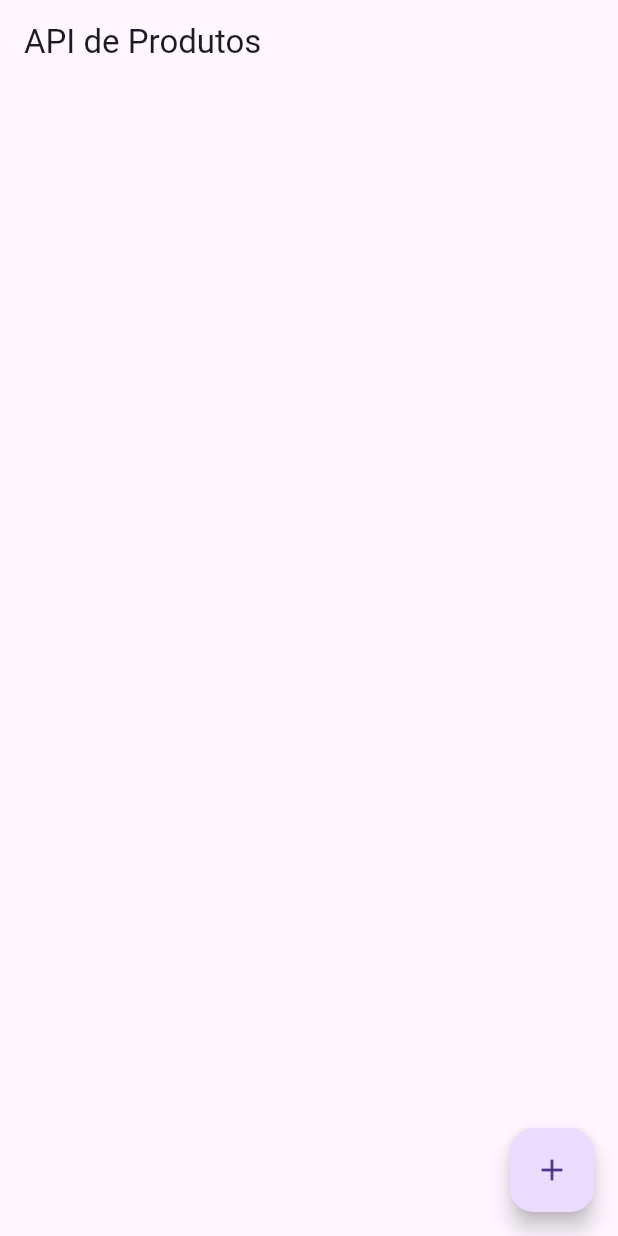
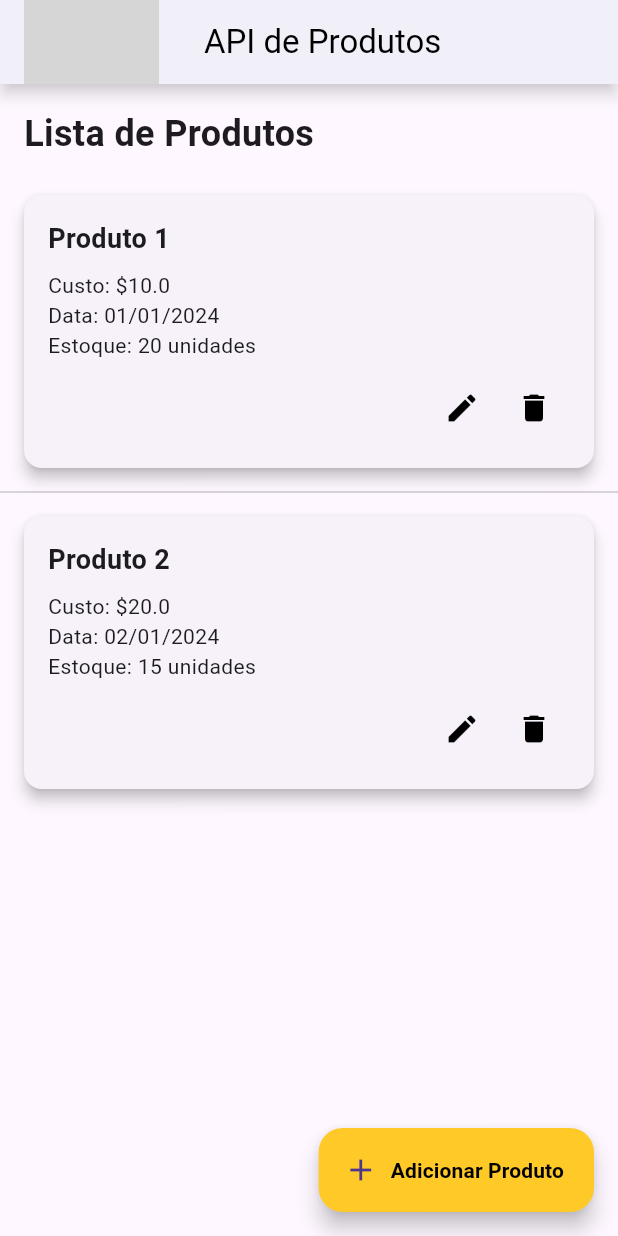
Before and after one commit to femedici/produto-web, a Flutter app: the screen it shows after launch, on a phone screen of 412 x 824 dp. Run offline on Flutter 3.47's test engine with Material 3 defaults, Android fonts, the phone set to English and light mode, and no system bars; grey boxes are pictures that could not be loaded.

```diff
--- a/lib/main.dart
+++ b/lib/main.dart
@@ -1,9 +1,7 @@
 import 'package:flutter/material.dart';
 import 'screens/product-list.dart';
-import 'package:flutter_dotenv/flutter_dotenv.dart';
 
-void main() async{
-  await dotenv.load(fileName: ".env");
+void main() {
   runApp(MyApp());
 }
 
--- a/lib/models/product.dart
+++ b/lib/models/product.dart
@@ -1,37 +1,8 @@
 class Product {
-  final int id;
-  final String descricao;  // Certifique-se de que o nome aqui é o mesmo do seu JSON
-  final String preco;
-  final int estoque;
-  final String data;
+  String name;
+  double cost;
+  String date;
+  int stock;
 
-  Product({
-    required this.id,
-    required this.descricao,
-    required this.preco,
-    required this.estoque,
-    required this.data,
-  });
-
-  // Método para criar um produto a partir de um JSON
-  factory Product.fromJson(Map<String, dynamic> json) {
-    return Product(
-      id: json['id'] ?? 0,  // Se 'id' for null, atribui 0
-      descricao: json['descricao'] ?? '',  // Se 'descricao' for null, atribui uma string vazia
-      preco: json['preco'] ?? '0',  // Se 'preco' for null, atribui '0'
-      estoque: json['estoque'] ?? 0,  // Se 'estoque' for null, atribui 0
-      data: json['data'] ?? '',  // Se 'data' for null, atribui uma string vazia
-    );
-  }
-
-  // Método para converter o produto para um formato JSON
-  Map<String, dynamic> toJson() {
-    return {
-      'id': id,
-      'descricao': descricao,
-      'preco': preco,
-      'estoque': estoque,
-      'data': data,
-    };
-  }
+  Product({required this.name, required this.cost, required this.date, required this.stock});
 }
--- a/lib/screens/product-list.dart
+++ b/lib/screens/product-list.dart
@@ -1,6 +1,5 @@
 import 'package:flutter/material.dart';
 import '../models/product.dart';
-import '../stores/product-store.dart';
 import 'product-add-edit.dart';
 
 class ProductListScreen extends StatefulWidget {
@@ -9,28 +8,13 @@ class ProductListScreen extends StatefulWidget {
 }
 
 class _ProductListScreenState extends State<ProductListScreen> {
-  final ProductStore _productStore = ProductStore();
-  List<Product> products = [];
+  List<Product> products = [
+    Product(name: 'Produto 1', cost: 10.0, date: '01/01/2024', stock: 20),
+    Product(name: 'Produto 2', cost: 20.0, date: '02/01/2024', stock: 15),
+    // Adicione mais produtos conforme necessário
+  ];
 
-  @override
-  void initState() {
-    super.initState();
-    _fetchProducts();
-  }
-
-  Future<void> _fetchProducts() async {
-    try {
-      final fetchedProducts = await _productStore.fetchProducts();
-      setState(() {
-        products = fetchedProducts;
-      });
-    } catch (error) {
-      print('Error fetching products: $error');
-    }
-  }
-
-  Future<void> _addOrEditProduct({Product? product, required bool isEditing}) async {
-    // Lógica de adicionar/editar o produto utilizando a store
+  void _addOrEditProduct({Product? product, required bool isEditing}) async {
     final result = await Navigator.push(
       context,
       MaterialPageRoute(
@@ -44,58 +28,149 @@ class _ProductListScreenState extends State<ProductListScreen> {
     if (result != null && result is Product) {
       setState(() {
         if (isEditing) {
-          // Lógica de atualização
+          int index = products.indexOf(product!);
+          products[index] = result;
         } else {
-          _productStore.addProduct(result);
           products.add(result);
         }
       });
     }
   }
 
-  void _deleteProduct(Product product) async {
-    try {
-      await _productStore.deleteProduct(product.id);
+void _deleteProduct(Product product) {
+  // Exibe o AlertDialog para confirmar a exclusão
+  showDialog(
+    context: context,
+    builder: (BuildContext context) {
+      return AlertDialog(
+        title: Text('Confirmar Exclusão'),
+        content: Text('Você tem certeza que deseja excluir este produto?'),
+        actions: <Widget>[
+          // Botão "Cancelar"
+          OutlinedButton(
+            onPressed: () {
+              // Fecha o diálogo e não faz nada
+              Navigator.of(context).pop();
+            },
+            child: Text('Cancelar'),
+            style: TextButton.styleFrom(
+              foregroundColor: Colors.black, // Cor do texto do botão
+            ),
+          ),
+          // Botão "Excluir"
+          OutlinedButton(
+            onPressed: () {
+              // Fecha o diálogo e exclui o produto
               setState(() {
                 products.remove(product);
               });
-    } catch (error) {
-      print('Error deleting product: $error');
+              Navigator.of(context).pop(); // Fecha o diálogo após a exclusão
+            },
+            child: Text('Excluir'),
+            style: TextButton.styleFrom(
+              foregroundColor: Colors.black, // Cor do texto do botão
+            ),
+          ),
+        ],
+      );
+    },
+  );
 }
-  }
+
 
   @override
   Widget build(BuildContext context) {
     return Scaffold(
       appBar: AppBar(
-        title: const Text('API de Produtos'),
+        title: Row(
+          children: [
+            Image.asset(
+              '../images/UTFPR_logo.png', // Caminho da imagem local na pasta assets
+              width: 90, // Largura da imagem
+              height: 60, // Altura da imagem
             ),
-      body: ListView.builder(
+            const SizedBox(width: 30), // Espaço entre a imagem e o texto
+            const Text(
+              'API de Produtos',
+              style: TextStyle(color: Colors.black),
+            ),
+          ],
+        ),
+        backgroundColor: Colors.white,
+        iconTheme: IconThemeData(
+            color: Colors.black), // Define a cor dos ícones como preto
+        elevation: 4.0, // Altura da sombra
+        shadowColor: Colors.grey.withOpacity(0.5), // Cor da sombra
+      ),
+      body: Column(
+        crossAxisAlignment: CrossAxisAlignment.start,
+        children: [
+          // Título antes da listagem de produtos
+          Padding(
+            padding: const EdgeInsets.all(16.0),
+            child: Text(
+              'Lista de Produtos',
+              style: TextStyle(fontSize: 24, fontWeight: FontWeight.bold),
+            ),
+          ),
+          Expanded(
+            child: ListView.separated(
               itemCount: products.length,
+              separatorBuilder: (context, index) => const Divider(), // Divider entre os cards
               itemBuilder: (context, index) {
                 final product = products[index];
-          return ListTile(
-            title: Text(product.name),
-            subtitle: Text('Custo: ${product.cost}, Estoque: ${product.stock}'),
-            trailing: Row(
-              mainAxisSize: MainAxisSize.min,
+                return Card(
+                  margin: const EdgeInsets.symmetric(horizontal: 16, vertical: 8),
+                  elevation: 4,
+                  shape: RoundedRectangleBorder(
+                    borderRadius: BorderRadius.circular(12),
+                  ),
+                  child: Padding(
+                    padding: const EdgeInsets.all(16.0),
+                    child: Column(
+                      crossAxisAlignment: CrossAxisAlignment.start,
+                      children: [
+                        Text(
+                          product.name,
+                          style: TextStyle(fontSize: 18, fontWeight: FontWeight.bold),
+                        ),
+                        const SizedBox(height: 8),
+                        Text('Custo: \$${product.cost}'),
+                        Text('Data: ${product.date}'),
+                        Text('Estoque: ${product.stock} unidades'),
+                        const SizedBox(height: 8),
+                        Row(
+                          mainAxisAlignment: MainAxisAlignment.end,
                           children: [
                             IconButton(
-                  icon: Icon(Icons.edit),
-                  onPressed: () => _addOrEditProduct(product: product, isEditing: true),
+                              icon: Icon(Icons.edit, color: Colors.black),
+                              onPressed: () => _addOrEditProduct(
+                                  product: product, isEditing: true),
                             ),
                             IconButton(
-                  icon: Icon(Icons.delete),
+                              icon: Icon(Icons.delete, color: Colors.black),
                               onPressed: () => _deleteProduct(product),
                             ),
                           ],
                         ),
+                      ],
+                    ),
+                  ),
                 );
               },
             ),
-      floatingActionButton: FloatingActionButton(
+          ),
+        ],
+      ),
+      floatingActionButton: FloatingActionButton.extended(
         onPressed: () => _addOrEditProduct(isEditing: false),
-        child: Icon(Icons.add),
+        icon: Icon(Icons.add),
+        label: Text(
+          'Adicionar Produto',
+          style: TextStyle(color: Colors.black, fontWeight: FontWeight.bold),
+        ),
+        backgroundColor: Colors.amber[400],
+        tooltip: 'Adicionar Produto',
       ),
     );
   }
--- a/pubspec.yaml
+++ b/pubspec.yaml
@@ -30,8 +30,6 @@ environment:
 dependencies:
   flutter:
     sdk: flutter
-  flutter_dotenv: ^5.0.2
-  http: ^0.13.5
 
 
   # The following adds the Cupertino Icons font to your application.
@@ -54,8 +52,6 @@ dev_dependencies:
 
 # The following section is specific to Flutter packages.
 flutter:
-  assets:
-    - .env
 
   # The following line ensures that the Material Icons font is
   # included with your application, so that you can use the icons in
```
Also changed, not shown: lib/screens/product-add-edit.dart (+2 -47 lines), lib/stores/product-store.dart (deleted, +0 -58 lines), pubspec.lock, 1 other file. Lines whose indentation alone changed are shown as unchanged.
